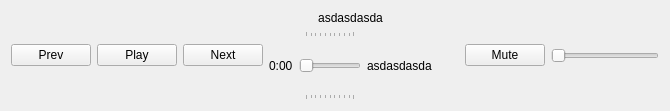
Qt form playercontrolswidget.ui (Worm-Warrior/QBar) before a commit.
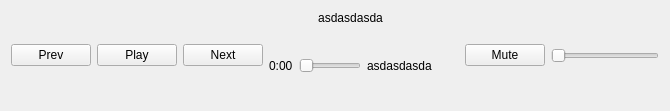
The same form after that commit.

Commit message: added some button icons

Diff of the .ui file:
```diff
--- a/playercontrolswidget.ui
+++ b/playercontrolswidget.ui
@@ -75,9 +75,6 @@
            <property name="orientation">
             <enum>Qt::Orientation::Horizontal</enum>
            </property>
-           <property name="tickPosition">
-            <enum>QSlider::TickPosition::TicksBothSides</enum>
-           </property>
           </widget>
          </item>
          <item>
```
Left out of the diff: 15 changed lines with no effect on the pictures. The commit also changes 7 other files.
